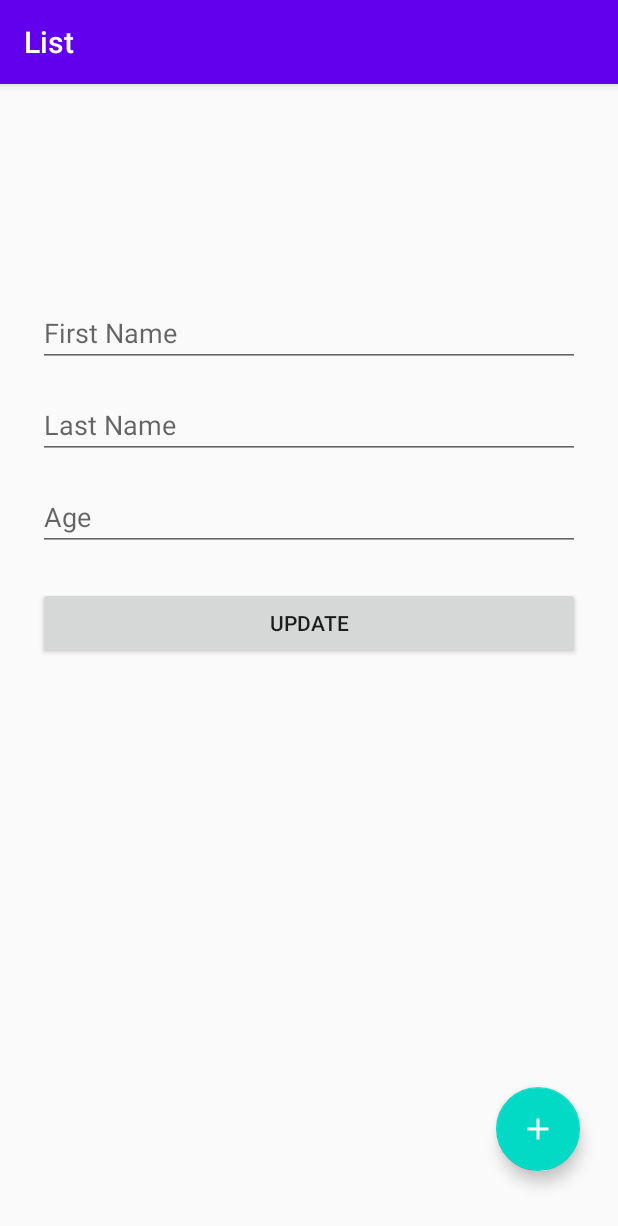
After one commit to Ferdiany19/Simple-Room-Database, an Android app: the fragment UpdateFragment placed in its activity, on a phone screen of 412 x 824 dp. The commit adds this screen. Shown: the top 1226 px of the screen. Run offline under Robolectric (Android 15) with nearby library versions, the phone set to English and light mode, and no system bars; our stand-ins replace Room's generated code, navigation-ui; 4 statements that could not run were skipped.

Commit message:
Update Data To Database

```diff
--- a/app/src/main/java/com/ferdian/roomdatabase/data/UserDao.kt
+++ b/app/src/main/java/com/ferdian/roomdatabase/data/UserDao.kt
@@ -1,10 +1,8 @@
 package com.ferdian.roomdatabase.data
 
 import androidx.lifecycle.LiveData
-import androidx.room.Dao
-import androidx.room.Insert
-import androidx.room.OnConflictStrategy
-import androidx.room.Query
+import androidx.room.*
+import com.ferdian.roomdatabase.model.User
 
 @Dao
 interface UserDao {
@@ -12,6 +10,9 @@ interface UserDao {
     @Insert(onConflict = OnConflictStrategy.IGNORE)
     suspend fun addUser(user: User)
 
+    @Update
+    suspend fun updateUser(user: User)
+
     @Query("SELECT * FROM user_table ORDER BY id ASC")
     fun getAllData() : LiveData<List<User>>
 }
--- a/app/src/main/java/com/ferdian/roomdatabase/data/UserDatabase.kt
+++ b/app/src/main/java/com/ferdian/roomdatabase/data/UserDatabase.kt
@@ -4,6 +4,7 @@ import android.content.Context
 import androidx.room.Database
 import androidx.room.Room
 import androidx.room.RoomDatabase
+import com.ferdian.roomdatabase.model.User
 
 @Database(
     entities = [User::class],
--- a/app/src/main/java/com/ferdian/roomdatabase/fragment/list/ListFragment.kt
+++ b/app/src/main/java/com/ferdian/roomdatabase/fragment/list/ListFragment.kt
@@ -10,7 +10,7 @@ import androidx.lifecycle.ViewModelProvider
 import androidx.navigation.fragment.findNavController
 import androidx.recyclerview.widget.LinearLayoutManager
 import com.ferdian.roomdatabase.R
-import com.ferdian.roomdatabase.data.UserViewModel
+import com.ferdian.roomdatabase.viewmodel.UserViewModel
 import kotlinx.android.synthetic.main.fragment_list.view.*
 
 class ListFragment : Fragment() {
--- /dev/null
+++ b/app/src/main/java/com/ferdian/roomdatabase/fragment/update/UpdateFragment.kt
@@ -0,0 +1,68 @@
+package com.ferdian.roomdatabase.fragment.update
+
+import android.os.Bundle
+import android.text.Editable
+import android.text.TextUtils
+import androidx.fragment.app.Fragment
+import android.view.LayoutInflater
+import android.view.View
+import android.view.ViewGroup
+import android.widget.Toast
+import androidx.lifecycle.ViewModelProvider
+import androidx.navigation.fragment.findNavController
+import androidx.navigation.fragment.navArgs
+import com.ferdian.roomdatabase.R
+import com.ferdian.roomdatabase.model.User
+import com.ferdian.roomdatabase.viewmodel.UserViewModel
+import kotlinx.android.synthetic.main.fragment_add.*
+import kotlinx.android.synthetic.main.fragment_update.*
+import kotlinx.android.synthetic.main.fragment_update.view.*
+
+class UpdateFragment : Fragment() {
+
+    private val args by navArgs<UpdateFragmentArgs>()
+
+    private lateinit var mUserViewModel: UserViewModel
+
+    override fun onCreateView(
+        inflater: LayoutInflater, container: ViewGroup?,
+        savedInstanceState: Bundle?
+    ): View? {
+        // Inflate the layout for this fragment
+        val view = inflater.inflate(R.layout.fragment_update, container, false)
+
+        mUserViewModel = ViewModelProvider(this).get(UserViewModel::class.java)
+
+        view.etUpdateFirstName.setText(args.currentUser.firstName)
+        view.etUpdateLastName.setText(args.currentUser.lastName)
+        view.etUpdateAge.setText(args.currentUser.age.toString())
+
+        view.btnUpdateAdd.setOnClickListener {
+            updateItem()
+        }
+        return view
+    }
+
+    private fun updateItem() {
+        val firstName = etUpdateFirstName.text.toString()
+        val lastName = etUpdateLastName.text.toString()
+        val age = Integer.parseInt(etUpdateAge.text.toString())
+
+        if(inputCheck(firstName, lastName, etUpdateAge.text)) {
+            // buat user object
+            val updatedUser = User(args.currentUser.id, firstName, lastName, age)
+            // update user
+            mUserViewModel.updateUser(updatedUser)
+            Toast.makeText(requireContext(), "Updated Successfully!", Toast.LENGTH_SHORT).show()
+            // navigate back
+            findNavController().navigate(R.id.action_updateFragment_to_listFragment)
+        } else {
+            Toast.makeText(requireContext(), "Please Fill out all required fields.", Toast.LENGTH_SHORT).show()
+        }
+    }
+
+    private fun inputCheck(firstName: String, lastName: String, age: Editable) : Boolean {
+        return !(TextUtils.isEmpty(firstName) && TextUtils.isEmpty(lastName ) && age.isEmpty())
+    }
+
+}
--- a/app/src/main/res/layout/custom_row.xml
+++ b/app/src/main/res/layout/custom_row.xml
@@ -4,7 +4,8 @@
     xmlns:tools="http://schemas.android.com/tools"
     android:layout_width="match_parent"
     android:layout_height="wrap_content"
-    android:padding="24sp">
+    android:padding="24sp"
+    android:id="@+id/rowLayout">
 
     <TextView
         android:id="@+id/tvId"
--- /dev/null
+++ b/app/src/main/res/layout/fragment_update.xml
@@ -0,0 +1,58 @@
+<?xml version="1.0" encoding="utf-8"?>
+<androidx.constraintlayout.widget.ConstraintLayout xmlns:android="http://schemas.android.com/apk/res/android"
+    xmlns:tools="http://schemas.android.com/tools"
+    android:layout_width="match_parent"
+    android:layout_height="match_parent"
+    xmlns:app="http://schemas.android.com/apk/res-auto"
+    tools:context=".fragment.update.UpdateFragment"
+    android:padding="24sp">
+
+    <EditText
+        android:id="@+id/etUpdateFirstName"
+        android:layout_width="match_parent"
+        android:layout_height="wrap_content"
+        android:layout_marginTop="100dp"
+        android:ems="10"
+        android:hint="@string/first_name"
+        android:inputType="textPersonName"
+        app:layout_constraintEnd_toEndOf="parent"
+        app:layout_constraintHorizontal_bias="0.5"
+        app:layout_constraintStart_toStartOf="parent"
+        app:layout_constraintTop_toTopOf="parent" />
+
+    <EditText
+        android:id="@+id/etUpdateLastName"
+        android:layout_width="match_parent"
+        android:layout_height="wrap_content"
+        android:ems="10"
+        android:inputType="textPersonName"
+        android:hint="@string/last_name"
+        android:layout_marginTop="16dp"
+        app:layout_constraintEnd_toEndOf="parent"
+        app:layout_constraintHorizontal_bias="0.5"
+        app:layout_constraintStart_toStartOf="parent"
+        app:layout_constraintTop_toBottomOf="@+id/etUpdateFirstName" />
+
+    <EditText
+        android:id="@+id/etUpdateAge"
+        android:layout_width="match_parent"
+        android:layout_height="wrap_content"
+        android:ems="10"
+        android:inputType="textPersonName"
+        android:layout_marginTop="16dp"
+        android:hint="@string/age"
+        app:layout_constraintEnd_toEndOf="parent"
+        app:layout_constraintHorizontal_bias="0.5"
+        app:layout_constraintStart_toStartOf="parent"
+        app:layout_constraintTop_toBottomOf="@+id/etUpdateLastName" />
+
+    <Button
+        android:id="@+id/btnUpdateAdd"
+        android:layout_width="match_parent"
+        android:layout_height="wrap_content"
+        android:layout_marginTop="24dp"
+        android:text="@string/update"
+        app:layout_constraintTop_toBottomOf="@+id/etUpdateAge"
+        tools:layout_editor_absoluteX="151dp" />
+
+</androidx.constraintlayout.widget.ConstraintLayout>
--- a/app/src/main/res/navigation/my_nav.xml
+++ b/app/src/main/res/navigation/my_nav.xml
@@ -13,6 +13,9 @@
         <action
             android:id="@+id/action_listFragment_to_addFragment"
             app:destination="@id/addFragment" />
+        <action
+            android:id="@+id/action_listFragment_to_updateFragment"
+            app:destination="@id/updateFragment" />
     </fragment>
     <fragment
         android:id="@+id/addFragment"
@@ -23,4 +26,16 @@
             android:id="@+id/action_addFragment_to_listFragment"
             app:destination="@id/listFragment" />
     </fragment>
+    <fragment
+        android:id="@+id/updateFragment"
+        android:name="com.ferdian.roomdatabase.fragment.update.UpdateFragment"
+        android:label="Update Data"
+        tools:layout="@layout/fragment_update" >
+        <action
+            android:id="@+id/action_updateFragment_to_listFragment"
+            app:destination="@id/listFragment" />
+        <argument
+            android:name="currentUser"
+            app:argType="com.ferdian.roomdatabase.model.User" />
+    </fragment>
 </navigation>
--- a/app/src/main/res/values/strings.xml
+++ b/app/src/main/res/values/strings.xml
@@ -6,4 +6,5 @@
     <string name="last_name">Last Name</string>
     <string name="age">Age</string>
     <string name="add">Add</string>
+    <string name="update">Update</string>
 </resources>
```
Also changed, not shown: app/build.gradle (+8 -0 lines), app/src/main/java/com/ferdian/roomdatabase/fragment/add/AddFragment.kt (+8 -3 lines), app/src/main/java/com/ferdian/roomdatabase/fragment/list/ListAdapter.kt (+7 -1 lines), app/src/main/java/com/ferdian/roomdatabase/model/User.kt (renamed from app/src/main/java/com/ferdian/roomdatabase/data/User.kt, +5 -2 lines), app/src/main/java/com/ferdian/roomdatabase/repository/UserRepository.kt (renamed from app/src/main/java/com/ferdian/roomdatabase/data/UserRepository.kt, +7 -1 lines), app/src/main/java/com/ferdian/roomdatabase/viewmodel/UserViewModel.kt (renamed from app/src/main/java/com/ferdian/roomdatabase/data/UserViewModel.kt, +13 -2 lines).
